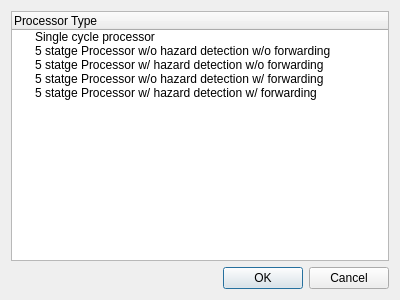
Qt form src/ui/dialogs/processor_dialog.ui (Prabhatkukunuri/RISC-V_Vext) before a commit.
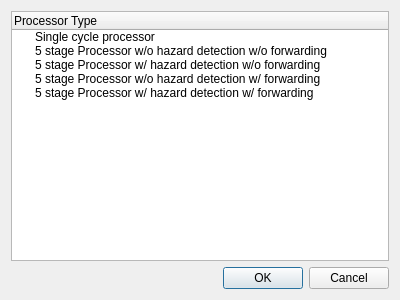
The same form after that commit.

Commit message:
Processor dialog: fix the "statge" typo in the 5-stage processor names
The dropdown items and the strings the dialog matches them against both
read "5 statge Processor"; both now say "5 stage Processor".

```diff
--- a/src/ui/dialogs/processor_dialog.ui
+++ b/src/ui/dialogs/processor_dialog.ui
@@ -38,22 +38,22 @@
      </item>
      <item>
       <property name="text">
-       <string>5 statge Processor w/o hazard detection w/o forwarding</string>
+       <string>5 stage Processor w/o hazard detection w/o forwarding</string>
       </property>
      </item>
      <item>
       <property name="text">
-       <string>5 statge Processor w/ hazard detection w/o forwarding</string>
+       <string>5 stage Processor w/ hazard detection w/o forwarding</string>
       </property>
      </item>
      <item>
       <property name="text">
-       <string>5 statge Processor w/o hazard detection w/ forwarding</string>
+       <string>5 stage Processor w/o hazard detection w/ forwarding</string>
       </property>
      </item>
      <item>
       <property name="text">
-       <string>5 statge Processor w/ hazard detection w/ forwarding</string>
+       <string>5 stage Processor w/ hazard detection w/ forwarding</string>
       </property>
      </item>
     </widget>
```
The commit also changes 1 other file.
